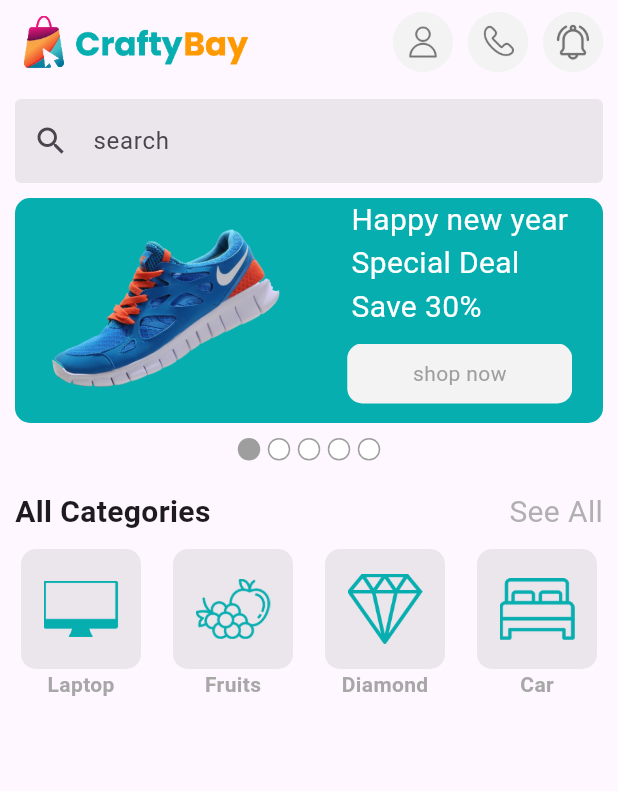
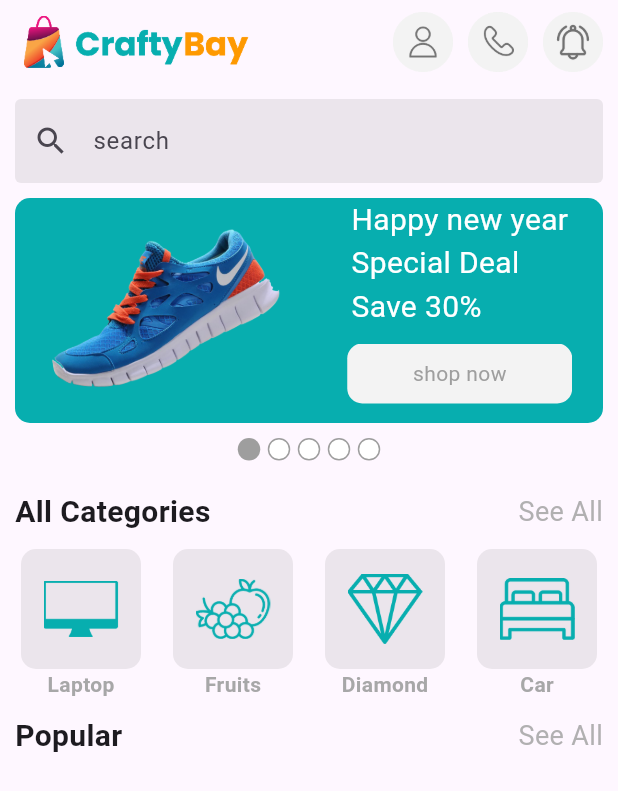
Before and after one commit to RimonChakma/figma_to_flutter_ui, a Flutter app: the screen it shows after launch, on a phone screen of 412 x 824 dp. Shown: the top 791 px of the screen. Run offline on Flutter 3.47's test engine with Material 3 defaults, Android fonts, the phone set to English and light mode, and no system bars.

Commit message:
add popularImageText

```diff
--- a/lib/main.dart
+++ b/lib/main.dart
@@ -142,7 +142,7 @@ class HomeScreen extends StatelessWidget {
                   ),
                   Text(
                     "See All",
-                    style: TextStyle(color: Colors.grey.withOpacity(0.8), fontSize: 20),
+                    style: TextStyle(color: Colors.grey.withOpacity(0.8), fontSize: 18),
                   ),
                 ],
               ),
@@ -180,6 +180,19 @@ class HomeScreen extends StatelessWidget {
 
             ],
           ),
+          SizedBox(height: 10),
+          Row(
+            mainAxisAlignment: MainAxisAlignment.spaceBetween,
+            children: [
+            Text(
+              "Popular",
+              style: TextStyle(fontSize: 20, fontWeight: FontWeight.w600),
+            ),
+            Text(
+              "See All",
+              style: TextStyle(color: Colors.grey.withOpacity(0.8), fontSize: 18),
+            ),
+          ],)
 
         ],
       ),),
```
